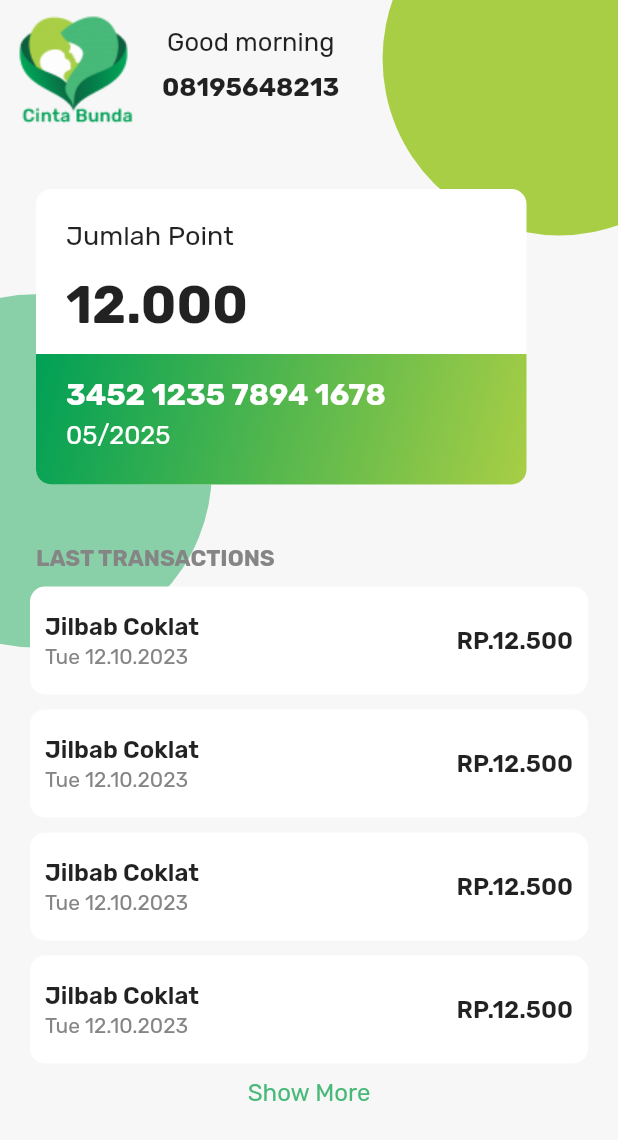
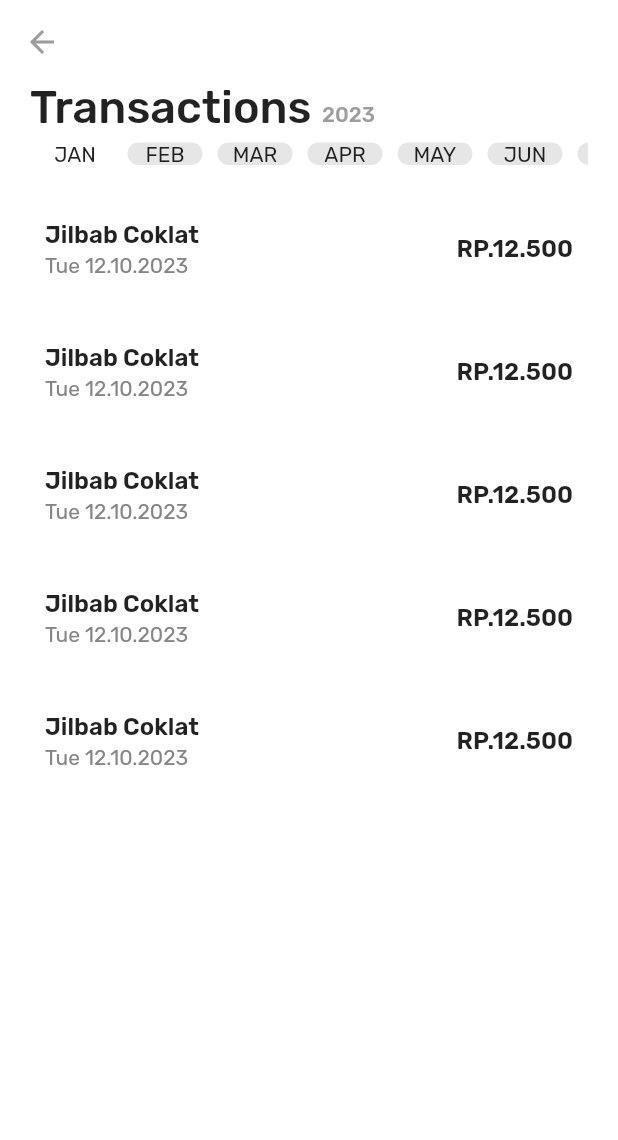
Before and after one commit to Nustra-Studio/cinta_bunda, a Flutter app: the screen it shows after launch, on a phone screen of 412 x 824 dp. Shown: the top 1140 px of the screen. Run offline on Flutter 3.47's test engine with Material 2 defaults, Android fonts, the light colour scheme and no system bars; our stand-ins replace google_fonts.

Commit message:
transactions history

```diff
--- a/lib/main.dart
+++ b/lib/main.dart
@@ -1,5 +1,6 @@
-import 'package:cinta_bunda/account_overview.dart';
-import 'package:cinta_bunda/login_page.dart';
+import 'package:cinta_bunda/page/account_overview.dart';
+import 'package:cinta_bunda/page/login_page.dart';
+import 'package:cinta_bunda/page/transactions_history.dart';
 import 'package:flutter/material.dart';
 
 void main() {
@@ -9,6 +10,6 @@ void main() {
 class MyApp extends StatelessWidget {
   @override
   Widget build(BuildContext context) {
-    return AccountOverView();
+    return TransactionsHistory();
   }
 }
--- a/lib/account_overview.dart
+++ b/lib/page/account_overview.dart
@@ -30,7 +30,7 @@ class _HomeState extends State<Home> {
   @override
   Widget build(BuildContext context) {
     return Scaffold(
-      backgroundColor: Color(0xFFF5F5F5).withOpacity(0.8),
+      backgroundColor: Colors.white.withOpacity(0.9),
       body: Stack(
         children: [
           Positioned(
@@ -139,7 +139,7 @@ class _HomeState extends State<Home> {
                               '3452 1235 7894 1678',
                               style: GoogleFonts.rubik(
                                   fontSize: 20,
-                                  fontWeight: FontWeight.w700,
+                                  fontWeight: FontWeight.w500,
                                   color: Colors.white),
                             ),
                             SizedBox(
--- /dev/null
+++ b/lib/page/transactions_history.dart
@@ -0,0 +1,236 @@
+import 'package:flutter/material.dart';
+import 'package:flutter/rendering.dart';
+import 'package:flutter/src/foundation/key.dart';
+import 'package:flutter/src/widgets/container.dart';
+import 'package:flutter/src/widgets/framework.dart';
+import 'package:google_fonts/google_fonts.dart';
+
+class TransactionsHistory extends StatelessWidget {
+  const TransactionsHistory({Key key}) : super(key: key);
+
+  @override
+  Widget build(BuildContext context) {
+    return MaterialApp(
+      debugShowCheckedModeBanner: false,
+      home: Home(),
+    );
+  }
+}
+
+class Home extends StatefulWidget {
+  const Home({Key key}) : super(key: key);
+
+  @override
+  State<Home> createState() => _HomeState();
+}
+
+class _HomeState extends State<Home> {
+  List<String> items = [
+    "JAN",
+    "FEB",
+    "MAR",
+    "APR",
+    "MAY",
+    "JUN",
+    "JUL",
+    "AUG",
+    "SEP",
+    "OCT",
+    "NOV",
+    "DES",
+  ];
+
+  int current = 0;
+
+  @override
+  Widget build(BuildContext context) {
+    return Scaffold(
+      backgroundColor: Colors.white.withOpacity(0.9),
+      appBar: PreferredSize(
+        preferredSize: Size.fromHeight(90),
+        child: AppBar(
+          leading: Icon(
+            Icons.arrow_back,
+            color: Color(0xFF858585).withOpacity(0.8),
+          ),
+          flexibleSpace: Align(
+            alignment: Alignment.bottomRight,
+            child: Container(
+              margin: EdgeInsets.symmetric(horizontal: 20),
+              child: Row(
+                children: [
+                  Text(
+                    'Transactions',
+                    style: GoogleFonts.rubik(
+                        fontSize: 30, fontWeight: FontWeight.w500),
+                  ),
+                  SizedBox(
+                    width: 7,
+                  ),
+                  Padding(
+                    padding: const EdgeInsets.only(top: 10),
+                    child: Text('2023',
+                        style: GoogleFonts.rubik(
+                            fontWeight: FontWeight.w500,
+                            color: Color(0xFF858585).withOpacity(0.8))),
+                  )
+                ],
+              ),
+            ),
+          ),
+          backgroundColor: Colors.transparent,
+          elevation: 0,
+        ),
+      ),
+      body: Container(
+        margin: EdgeInsets.symmetric(horizontal: 20),
+        width: double.infinity,
+        height: double.infinity,
+        child: Column(
+          children: [
+            SizedBox(
+              height: 40,
+              width: double.infinity,
+              child: ListView.builder(
+                physics: const BouncingScrollPhysics(),
+                itemCount: items.length,
+                scrollDirection: Axis.horizontal,
+                itemBuilder: ((context, index) {
+                  return Column(
+                    children: [
+                      GestureDetector(
+                        onTap: (() {
+                          setState(() {
+                            current = index;
+                          });
+                        }),
+                        child: Container(
+                          margin: EdgeInsets.all(5),
+                          width: 50,
+                          height: 15,
+                          decoration: BoxDecoration(
+                              color: current == index
+                                  ? Colors.white
+                                  : Color.fromARGB(255, 230, 230, 230),
+                              borderRadius: BorderRadius.circular(15)),
+                          child: Center(
+                            child: Text(
+                              items[index],
+                              style: GoogleFonts.rubik(),
+                            ),
+                          ),
+                        ),
+                      ),
+                    ],
+                  );
+                }),
+              ),
+            ),
+            Container(
+              width: double.infinity,
+              child: Column(
+                children: [
+                  Container(
+                    margin: EdgeInsets.only(bottom: 10),
+                    decoration: BoxDecoration(
+                        color: Colors.white,
+                        borderRadius: BorderRadius.circular(10)),
+                    child: ListTile(
+                      contentPadding: EdgeInsets.fromLTRB(10, 0, 10, 0),
+                      title: Text("Jilbab Coklat",
+                          style: GoogleFonts.rubik(
+                              fontSize: 16, fontWeight: FontWeight.w600)),
+                      subtitle: Text("Tue 12.10.2023",
+                          style: GoogleFonts.rubik(color: Color(0xFF858585))),
+                      trailing: Text(
+                        "RP.12.500",
+                        style: GoogleFonts.rubik(
+                            fontSize: 16, fontWeight: FontWeight.w600),
+                      ),
+                    ),
+                  ),
+                  Container(
+                    margin: EdgeInsets.only(bottom: 10),
+                    decoration: BoxDecoration(
+                        color: Colors.white,
+                        borderRadius: BorderRadius.circular(10)),
+                    child: ListTile(
+                      contentPadding: EdgeInsets.fromLTRB(10, 0, 10, 0),
+                      title: Text("Jilbab Coklat",
+                          style: GoogleFonts.rubik(
+                              fontSize: 16, fontWeight: FontWeight.w600)),
+                      subtitle: Text("Tue 12.10.2023",
+                          style: GoogleFonts.rubik(color: Color(0xFF858585))),
+                      trailing: Text(
+                        "RP.12.500",
+                        style: GoogleFonts.rubik(
+                            fontSize: 16, fontWeight: FontWeight.w600),
+                      ),
+                    ),
+                  ),
+                  Container(
+                    margin: EdgeInsets.only(bottom: 10),
+                    decoration: BoxDecoration(
+                        color: Colors.white,
+                        borderRadius: BorderRadius.circular(10)),
+                    child: ListTile(
+                      contentPadding: EdgeInsets.fromLTRB(10, 0, 10, 0),
+                      title: Text("Jilbab Coklat",
+                          style: GoogleFonts.rubik(
+                              fontSize: 16, fontWeight: FontWeight.w600)),
+                      subtitle: Text("Tue 12.10.2023",
+                          style: GoogleFonts.rubik(color: Color(0xFF858585))),
+                      trailing: Text(
+                        "RP.12.500",
+                        style: GoogleFonts.rubik(
+                            fontSize: 16, fontWeight: FontWeight.w600),
+                      ),
+                    ),
+                  ),
+                  Container(
+                    margin: EdgeInsets.only(bottom: 10),
+                    decoration: BoxDecoration(
+                        color: Colors.white,
+                        borderRadius: BorderRadius.circular(10)),
+                    child: ListTile(
+                      contentPadding: EdgeInsets.fromLTRB(10, 0, 10, 0),
+                      title: Text("Jilbab Coklat",
+                          style: GoogleFonts.rubik(
+                              fontSize: 16, fontWeight: FontWeight.w600)),
+                      subtitle: Text("Tue 12.10.2023",
+                          style: GoogleFonts.rubik(color: Color(0xFF858585))),
+                      trailing: Text(
+                        "RP.12.500",
+                        style: GoogleFonts.rubik(
+                            fontSize: 16, fontWeight: FontWeight.w600),
+                      ),
+                    ),
+                  ),
+                  Container(
+                    margin: EdgeInsets.only(bottom: 10),
+                    decoration: BoxDecoration(
+                        color: Colors.white,
+                        borderRadius: BorderRadius.circular(10)),
+                    child: ListTile(
+                      contentPadding: EdgeInsets.fromLTRB(10, 0, 10, 0),
+                      title: Text("Jilbab Coklat",
+                          style: GoogleFonts.rubik(
+                              fontSize: 16, fontWeight: FontWeight.w600)),
+                      subtitle: Text("Tue 12.10.2023",
+                          style: GoogleFonts.rubik(color: Color(0xFF858585))),
+                      trailing: Text(
+                        "RP.12.500",
+                        style: GoogleFonts.rubik(
+                            fontSize: 16, fontWeight: FontWeight.w600),
+                      ),
+                    ),
+                  ),
+                ],
+              ),
+            )
+          ],
+        ),
+      ),
+    );
+  }
+}
```
Also changed, not shown: lib/page/login_page.dart (renamed from lib/login_page.dart).
